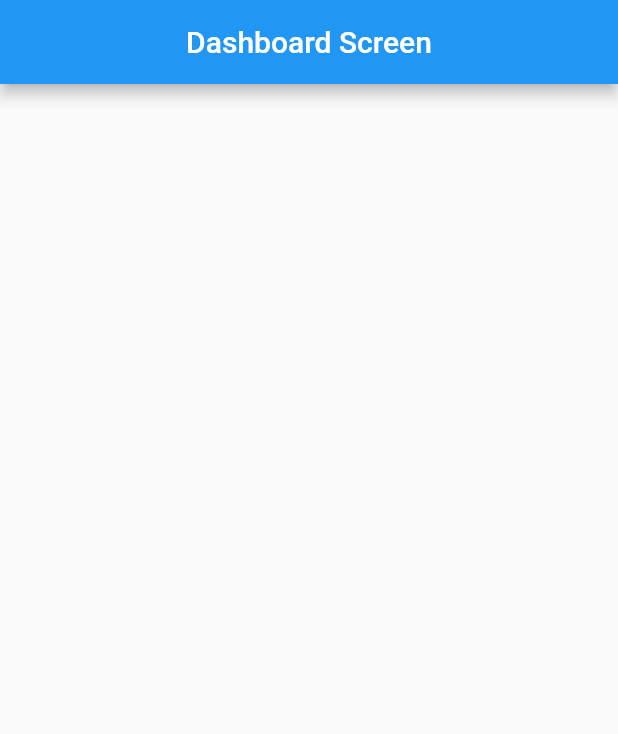
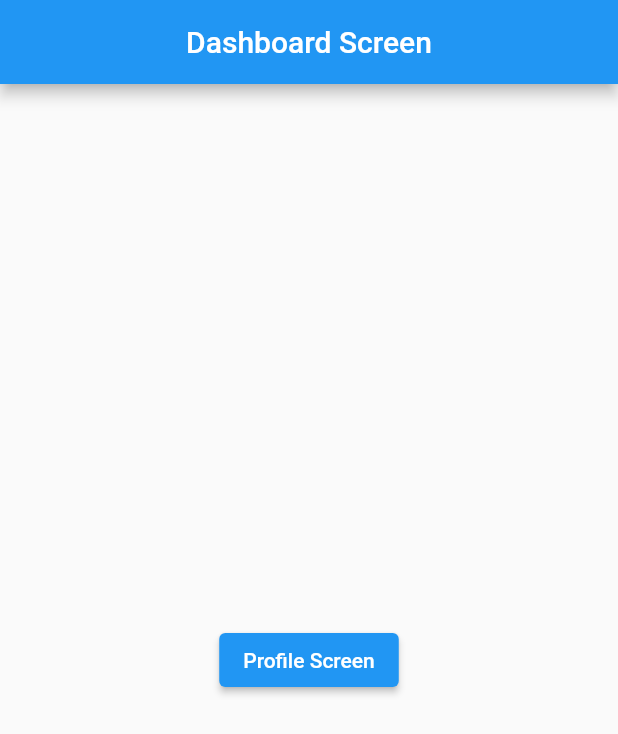
Before and after one commit to Sohag-84/Go-Router, a Flutter app: the DashBoardScreen screen opened by its route, on a phone screen of 412 x 824 dp. Shown: the top 734 px of the screen. Run offline on Flutter 3.47's test engine with Material 2 defaults, Android fonts, the phone set to English and light mode, and no system bars; our stand-ins replace go_router.

Commit message:
navigation between routes

```diff
--- a/lib/main.dart
+++ b/lib/main.dart
@@ -2,7 +2,7 @@
 
 import 'package:flutter/material.dart';
 import 'package:flutter_route_management/views/dashboard_screen.dart';
-import 'package:flutter_route_management/views/home_screen.dart';
+import 'package:flutter_route_management/views/profile_screen.dart';
 import 'package:go_router/go_router.dart';
 
 void main() {
--- a/lib/views/dashboard_screen.dart
+++ b/lib/views/dashboard_screen.dart
@@ -1,6 +1,7 @@
 // ignore_for_file: prefer_const_constructors
 
 import 'package:flutter/material.dart';
+import 'package:go_router/go_router.dart';
 
 class DashBoardScreen extends StatefulWidget {
   const DashBoardScreen({super.key});
@@ -17,6 +18,15 @@ class _DashBoardScreenState extends State<DashBoardScreen> {
         title: Text("Dashboard Screen"),
         centerTitle: true,
       ),
+      body: Center(
+        child: ElevatedButton(
+          onPressed: () {
+            // GoRouter.of(context).go("/profile");
+            context.go("/profile");
+          },
+          child: Text("Profile Screen"),
+        ),
+      ),
     );
   }
 }
```
Also changed, not shown: lib/views/profile_screen.dart (renamed from lib/views/home_screen.dart, +10 -0 lines).
